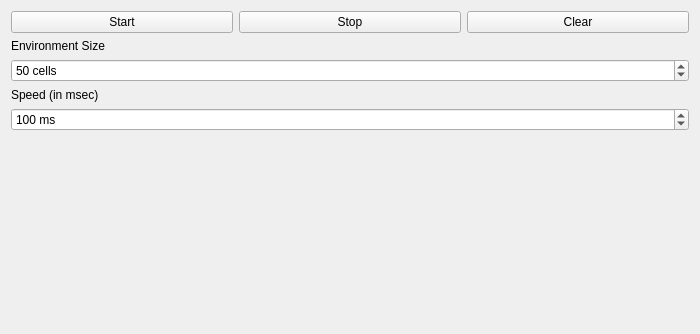
Above: VacuumCleaner/mainwindow.ui from kwidz/AIVacuumCleaner before the change; both pictures show x 0 to 700 and y 0 to 334 of the 700 by 500 pixel window. Below: the same form after it.
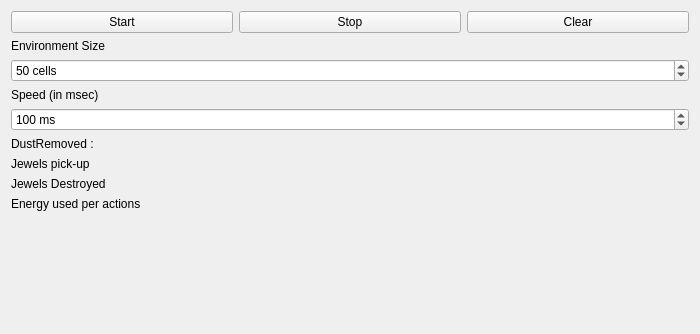
That is the form after the change.

```diff
--- a/VacuumCleaner/mainwindow.ui
+++ b/VacuumCleaner/mainwindow.ui
@@ -96,6 +96,34 @@
           </property>
          </widget>
         </item>
+        <item>
+         <widget class="QLabel" name="DustRemoved">
+          <property name="text">
+           <string>DustRemoved :</string>
+          </property>
+         </widget>
+        </item>
+        <item>
+         <widget class="QLabel" name="JewelsPicks">
+          <property name="text">
+           <string>Jewels pick-up</string>
+          </property>
+         </widget>
+        </item>
+        <item>
+         <widget class="QLabel" name="JewelsDestroyed">
+          <property name="text">
+           <string>Jewels Destroyed</string>
+          </property>
+         </widget>
+        </item>
+        <item>
+         <widget class="QLabel" name="SpentEnergyPerActions">
+          <property name="text">
+           <string>Energy used per actions</string>
+          </property>
+         </widget>
+        </item>
         <item>
          <layout class="QHBoxLayout" name="fileLayout"/>
         </item>
```
